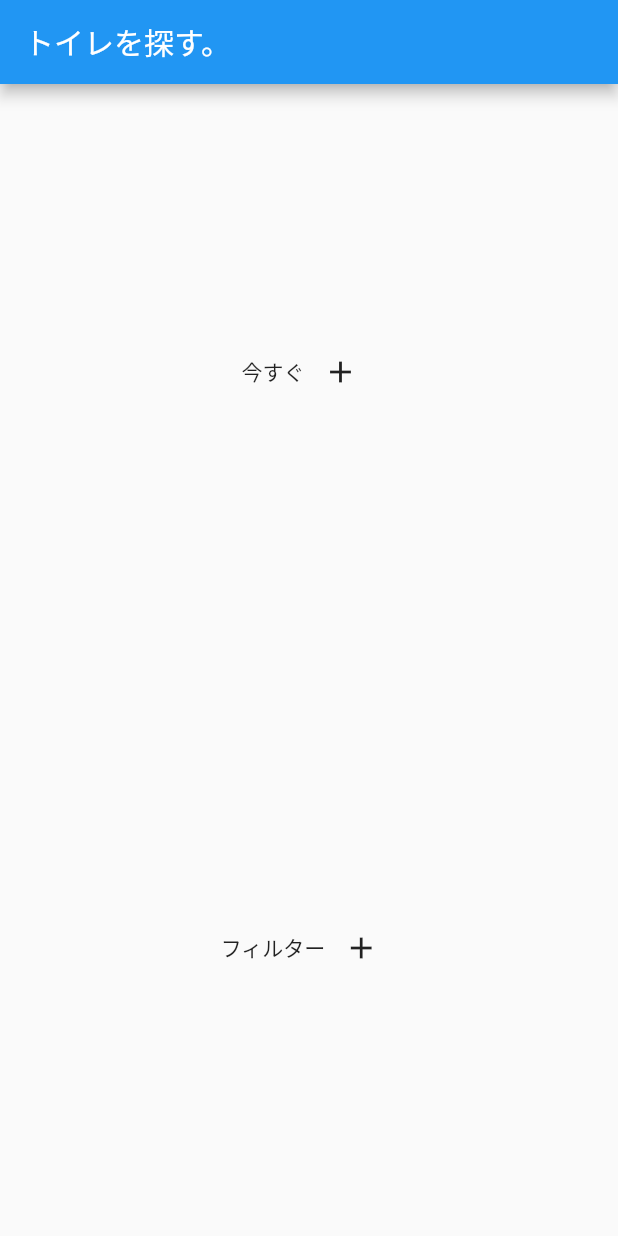
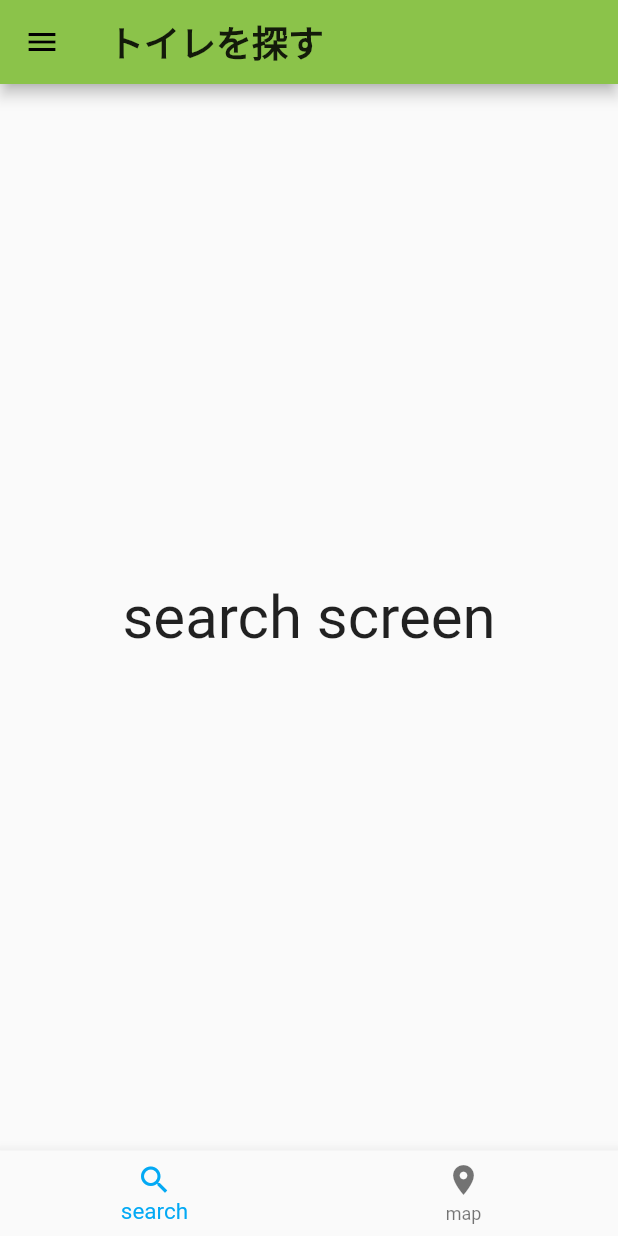
Before and after one commit to ken2403/UToilets, a Flutter app: the screen it shows after launch, on a phone screen of 412 x 824 dp. Run offline on Flutter 3.47's test engine with Material 2 defaults, Android fonts, the phone set to English and light mode, and no system bars.

Commit message:
modify: modify homepage and add important comment

```diff
--- a/lib/main.dart
+++ b/lib/main.dart
@@ -1,4 +1,6 @@
 import 'package:flutter/material.dart';
+
+import './pages/homepage.dart';
 
 void main() {
   runApp(const MyApp());
@@ -11,59 +13,25 @@ class MyApp extends StatelessWidget {
   @override
   Widget build(BuildContext context) {
     return MaterialApp(
-      title: 'Flutter Demo',
+      title: 'Search available toilet',
+      // theme: ThemeData(primarySwatch: Colors.lightGreen),
       theme: ThemeData(
-        primarySwatch: Colors.blue,
+        colorScheme: ColorScheme.fromSwatch(
+          primarySwatch: Colors.lightGreen,
+        ).copyWith(
+          secondary: Colors.lightBlue,
+        ),
+        textTheme: const TextTheme(
+          headline6: TextStyle(
+            fontSize: 24,
+            fontWeight: FontWeight.bold,
+          ),
+        ),
       ),
-      home: const MyHomePage(title: 'トイレを探す。'),
+      initialRoute: '/',
+      routes: {
+        '/': (ctx) => const HomePage(title: 'トイレを探す'),
+      },
     );
   }
 }
-
-class MyHomePage extends StatefulWidget {
-  const MyHomePage({Key? key, required this.title}) : super(key: key);
-  final String title;
-
-  @override
-  State<MyHomePage> createState() => _MyHomePageState();
-}
-
-class _MyHomePageState extends State<MyHomePage> {
-  @override
-  Widget build(BuildContext context) {
-    return Scaffold(
-      appBar: AppBar(
-        title: Text(widget.title),
-      ),
-      body: Center(
-        child: Column(
-          mainAxisAlignment: MainAxisAlignment.spaceAround,
-          children: <Widget>[
-            Row(
-              mainAxisAlignment: MainAxisAlignment.center,
-              crossAxisAlignment: CrossAxisAlignment.center,
-              children: <Widget>[
-                const Text('今すぐ'),
-                IconButton(
-                  onPressed: () {},
-                  icon: const Icon(Icons.add),
-                ),
-              ],
-            ),
-            Row(
-              mainAxisAlignment: MainAxisAlignment.center,
-              crossAxisAlignment: CrossAxisAlignment.center,
-              children: <Widget>[
-                const Text('フィルター'),
-                IconButton(
-                  onPressed: () {},
-                  icon: const Icon(Icons.add),
-                ),
-              ],
-            )
-          ],
-        ),
-      ),
-    );
-  }
-}
--- /dev/null
+++ b/lib/pages/homepage.dart
@@ -0,0 +1,80 @@
+import 'package:flutter/material.dart';
+
+/*
+  アプリ起動時の最初のページ
+
+  bottomNavigationBarで画面切り替え
+
+  画面作ったら _bodyWidgets に加える
+*/
+
+class HomePage extends StatefulWidget {
+  const HomePage({Key? key, required this.title}) : super(key: key);
+  final String title;
+
+  @override
+  State<HomePage> createState() => _HomePageState();
+}
+
+class _HomePageState extends State<HomePage> {
+  int _selectedIndex = 0;
+
+  void _onItemTapped(int index) {
+    setState(() {
+      _selectedIndex = index;
+    });
+  }
+
+  // TODO:search画面(作ったらこのコメント消して)
+  // TODO:map画面
+  final List<Widget> _bodyWidgets = [
+    // searchの画面に対応
+    const Center(
+      child: Text(
+        'search screen',
+        style: TextStyle(fontSize: 40),
+      ),
+    ),
+    // mapの画面に対応
+    const Center(
+      child: Text(
+        'map screen',
+        style: TextStyle(fontSize: 40),
+      ),
+    ),
+  ];
+
+  @override
+  Widget build(BuildContext context) {
+    return Scaffold(
+      appBar: AppBar(
+        leading: IconButton(
+          icon: const Icon(Icons.menu),
+          // TODO:onPressed
+          onPressed: () {},
+        ),
+        title: Text(
+          widget.title,
+          style: Theme.of(context).textTheme.headline6,
+        ),
+      ),
+      body: _bodyWidgets[_selectedIndex],
+      bottomNavigationBar: BottomNavigationBar(
+        items: const <BottomNavigationBarItem>[
+          BottomNavigationBarItem(
+            icon: Icon(Icons.search),
+            label: 'search',
+          ),
+          BottomNavigationBarItem(
+            icon: Icon(Icons.location_on),
+            label: 'map',
+          ),
+        ],
+        onTap: _onItemTapped,
+        currentIndex: _selectedIndex,
+        selectedItemColor: Theme.of(context).colorScheme.secondary,
+        selectedFontSize: 15,
+      ),
+    );
+  }
+}
```
